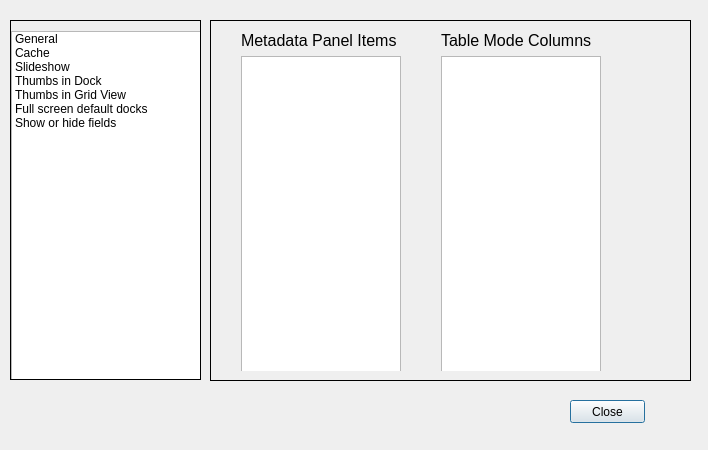
Above: prefdlg.ui from towhee/Winnow64 before the change. Below: the same form after it.
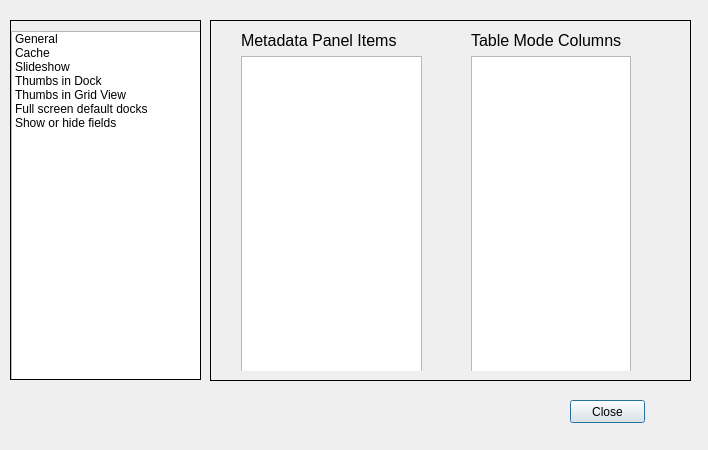
That is the form after the change. The open tabs and pages were chosen to show the change.

Commit message: Convert Info to tree view 1

What changed in the file:
```diff
--- a/prefdlg.ui
+++ b/prefdlg.ui
@@ -1683,7 +1683,7 @@
         <rect>
          <x>0</x>
          <y>0</y>
-         <width>162</width>
+         <width>181</width>
          <height>341</height>
         </rect>
        </property>
@@ -1696,10 +1696,16 @@
          </widget>
         </item>
         <item>
-         <widget class="QTableView" name="infoFieldsTable">
+         <widget class="QTreeView" name="infoFieldsTreeView">
+          <property name="minimumSize">
+           <size>
+            <width>0</width>
+            <height>0</height>
+           </size>
+          </property>
           <property name="maximumSize">
            <size>
-            <width>160</width>
+            <width>16777215</width>
             <height>16777215</height>
            </size>
           </property>
@@ -1723,9 +1729,9 @@
      <widget class="QFrame" name="frame_3">
       <property name="geometry">
        <rect>
-        <x>210</x>
+        <x>240</x>
         <y>0</y>
-        <width>221</width>
+        <width>191</width>
         <height>341</height>
        </rect>
       </property>
```
Left out of the diff: 2 changed lines with no effect on the pictures. The commit also changes 14 other files.
